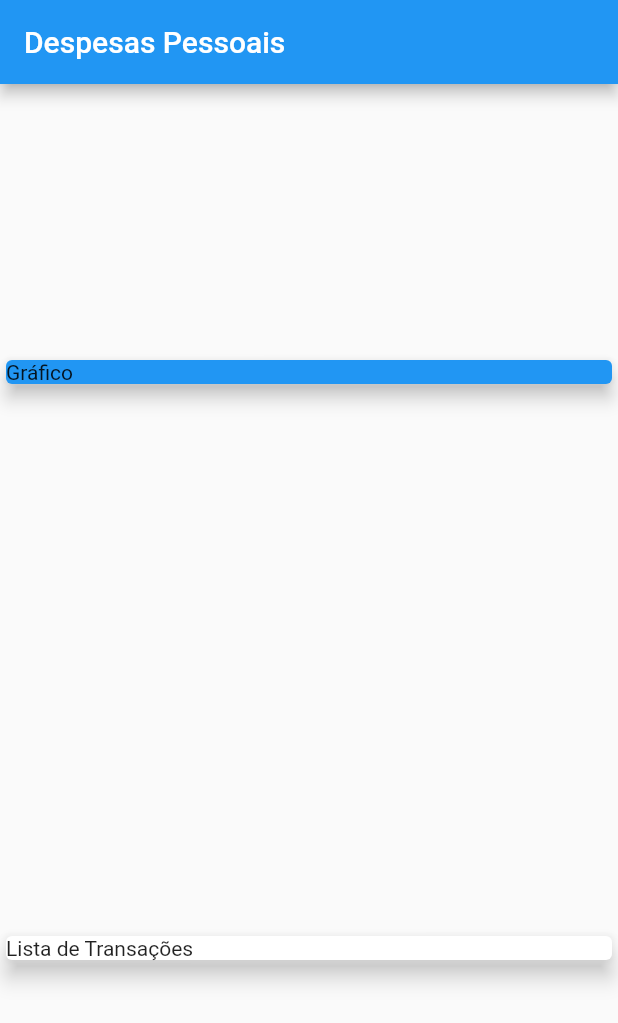
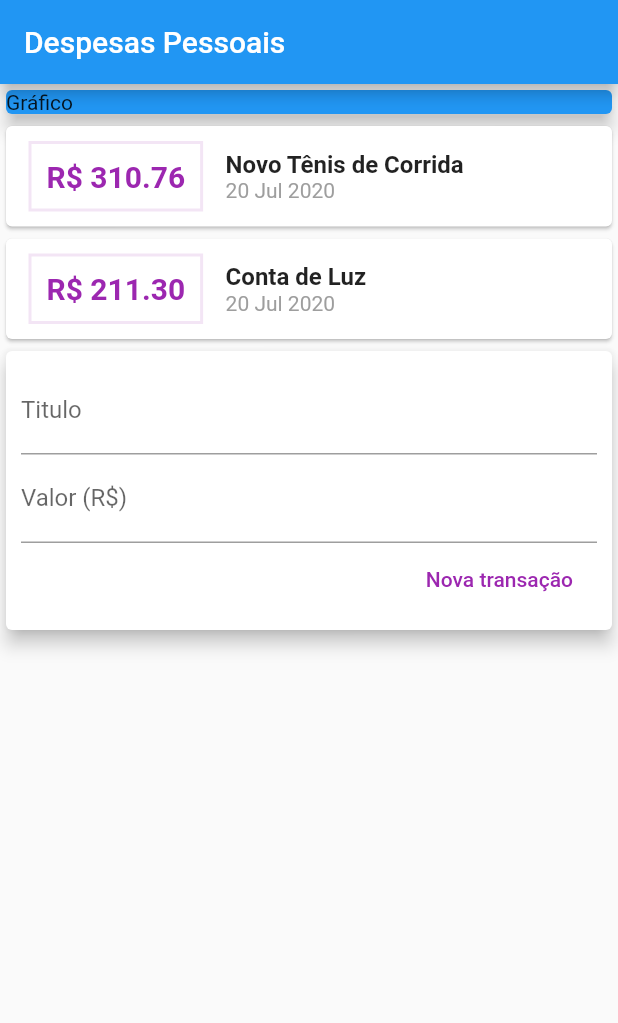
Before and after one commit to jhonatanedward/expenses, a Flutter app: the screen it shows after launch, on a phone screen of 412 x 824 dp. Shown: the top 1023 px of the screen. Run offline on Flutter 3.47's test engine with Material 2 defaults, Android fonts, the phone set to English and light mode, and no system bars.

Commit message:
Widgets colocados em arquivos separados, na pasta componentes

```diff
--- /dev/null
+++ b/lib/components/transaction_form.dart
@@ -0,0 +1,39 @@
+import 'package:flutter/material.dart';
+
+class TransactionForm extends StatelessWidget {
+  final titleController = TextEditingController();
+  final valueController = TextEditingController();
+  @override
+  Widget build(BuildContext context) {
+    return Card(
+      elevation: 5,
+      child: Padding(
+        padding: const EdgeInsets.all(10),
+        child: Column(
+          children: <Widget>[
+            TextField(
+              controller: titleController,
+              decoration: InputDecoration(labelText: 'Titulo'),
+            ),
+            TextField(
+              controller: valueController,
+              decoration: InputDecoration(labelText: 'Valor (R\$)'),
+            ),
+            Row(
+              mainAxisAlignment: MainAxisAlignment.end,
+              children: <Widget>[
+                FlatButton(
+                  child: Text('Nova transação'),
+                  textColor: Colors.purple,
+                  onPressed: () {
+                    print('${titleController.text} ${valueController.text}');
+                  },
+                ),
+              ],
+            )
+          ],
+        ),
+      ),
+    );
+  }
+}
--- /dev/null
+++ b/lib/components/transaction_list.dart
@@ -0,0 +1,61 @@
+import 'package:expenses/models/transaction.dart';
+import 'package:flutter/material.dart';
+import 'package:intl/intl.dart';
+
+class TransactionList extends StatelessWidget {
+  final List<Transaction> transactions;
+
+  TransactionList(this.transactions);
+  @override
+  Widget build(BuildContext context) {
+    return Column(
+      children: transactions.map((tr) {
+        return Card(
+          child: Row(
+            children: <Widget>[
+              Container(
+                margin: EdgeInsets.symmetric(
+                  horizontal: 15,
+                  vertical: 10,
+                ),
+                decoration: BoxDecoration(
+                  border: Border.all(
+                    color: Colors.purple[50],
+                    width: 2,
+                  ),
+                ),
+                padding: EdgeInsets.all(10),
+                child: Text(
+                  'R\$ ${tr.value.toStringAsFixed(2)}',
+                  style: TextStyle(
+                    fontWeight: FontWeight.bold,
+                    fontSize: 20,
+                    color: Colors.purple,
+                  ),
+                ),
+              ),
+              Column(
+                crossAxisAlignment: CrossAxisAlignment.start,
+                children: <Widget>[
+                  Text(
+                    tr.title,
+                    style: TextStyle(
+                      fontSize: 16,
+                      fontWeight: FontWeight.bold,
+                    ),
+                  ),
+                  Text(
+                    DateFormat('d MMM y').format(tr.date),
+                    style: TextStyle(
+                      color: Colors.grey,
+                    ),
+                  )
+                ],
+              )
+            ],
+          ),
+        );
+      }).toList(),
+    );
+  }
+}
--- /dev/null
+++ b/lib/components/transaction_user.dart
@@ -0,0 +1,32 @@
+import 'package:expenses/models/transaction.dart';
+import 'package:flutter/material.dart';
+import 'transaction_form.dart';
+import 'transaction_list.dart';
+
+class TransactionUser extends StatefulWidget {
+  @override
+  _TransactionUserState createState() => _TransactionUserState();
+}
+
+class _TransactionUserState extends State<TransactionUser> {
+  final _transactions = [
+    Transaction(
+      id: 't1',
+      title: "Novo Tênis de Corrida",
+      value: 310.76,
+      date: DateTime.now(),
+    ),
+    Transaction(
+      id: 't2',
+      title: "Conta de Luz",
+      value: 211.30,
+      date: DateTime.now(),
+    )
+  ];
+  @override
+  Widget build(BuildContext context) {
+    return Column(
+      children: <Widget>[TransactionList(_transactions), TransactionForm()],
+    );
+  }
+}
--- a/lib/main.dart
+++ b/lib/main.dart
@@ -1,4 +1,7 @@
+import 'package:expenses/components/transaction_user.dart';
 import 'package:flutter/material.dart';
+
+import 'components/transaction_list.dart';
 
 main() => runApp(ExpensesApp());
 
@@ -26,7 +29,6 @@ class _MyHomePageState extends State<MyHomePage> {
         ),
       ),
       body: Column(
-        mainAxisAlignment: MainAxisAlignment.spaceAround,
         crossAxisAlignment: CrossAxisAlignment.stretch,
         children: <Widget>[
           Container(
@@ -36,10 +38,7 @@ class _MyHomePageState extends State<MyHomePage> {
               elevation: 5.0,
             ),
           ),
-          Card(
-            child: Text('Lista de Transações'),
-            elevation: 6.0,
-          )
+          TransactionUser()
         ],
       ),
     );
--- a/pubspec.yaml
+++ b/pubspec.yaml
@@ -32,6 +32,7 @@ dependencies:
 dev_dependencies:
   flutter_test:
     sdk: flutter
+  intl: 0.16.1
 
 # For information on the generic Dart part of this file, see the
 # following page: https://dart.dev/tools/pub/pubspec
```
Also changed, not shown: pubspec.lock.
